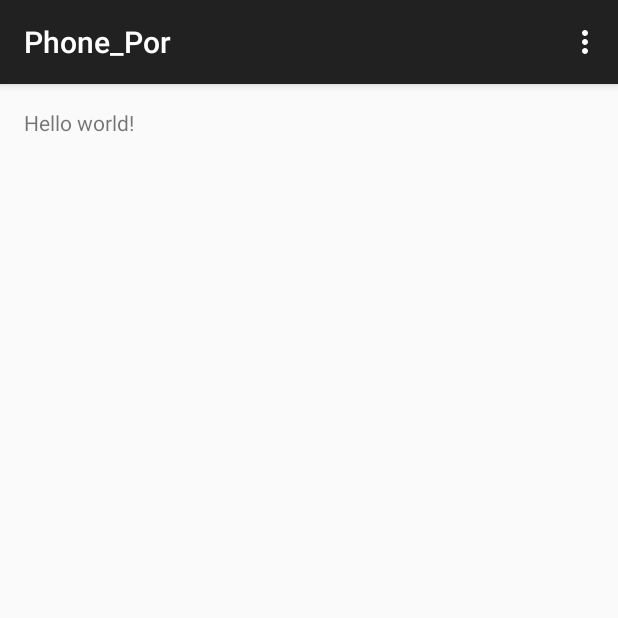
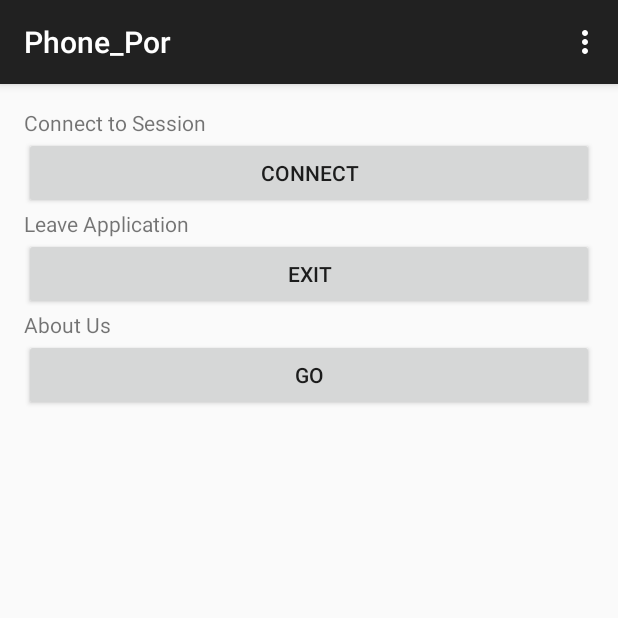
Before and after one commit to mtracy01/HackIllinois2015, an Android app: the screen it shows after launch (MainActivity), on a phone screen of 412 x 824 dp, the top half of it. Run offline under Robolectric (Android 15) with nearby library versions, the light colour scheme and no system bars.

Commit message:
Started with basic view

```diff
--- a/Phone_Por/app/src/main/res/layout/activity_main.xml
+++ b/Phone_Por/app/src/main/res/layout/activity_main.xml
@@ -5,7 +5,51 @@
     android:paddingTop="@dimen/activity_vertical_margin"
     android:paddingBottom="@dimen/activity_vertical_margin" tools:context=".MainActivity">
 
-    <TextView android:text="@string/hello_world" android:layout_width="wrap_content"
-        android:layout_height="wrap_content" />
+    <TextView
+        android:id="@+id/Session"
+        android:layout_width="fill_parent"
+        android:layout_height="wrap_content"
+        android:text="Connect to Session"
+        />
+
+    <Button
+        android:id="@+id/bConnect"
+        android:layout_width="fill_parent"
+        android:layout_height="wrap_content"
+        android:layout_below="@+id/Session"
+        android:text="Connect"
+        />
+
+    <TextView
+        android:id="@+id/Exit"
+        android:layout_width="fill_parent"
+        android:layout_height="wrap_content"
+        android:layout_below="@+id/bConnect"
+        android:text="Leave Application"
+        />
+
+    <Button
+        android:id="@+id/bExit"
+        android:layout_width="fill_parent"
+        android:layout_height="wrap_content"
+        android:layout_below="@+id/Exit"
+        android:gravity="center"
+        android:text="Exit"
+        />
+
+    <TextView
+        android:id="@+id/AU"
+        android:layout_width="fill_parent"
+        android:layout_height="wrap_content"
+        android:layout_below="@+id/bExit"
+        android:text="About Us"
+        />
+
+    <Button
+        android:layout_width="fill_parent"
+        android:layout_height="wrap_content"
+        android:layout_below="@+id/AU"
+        android:text="Go"
+        />
 
 </RelativeLayout>
```
